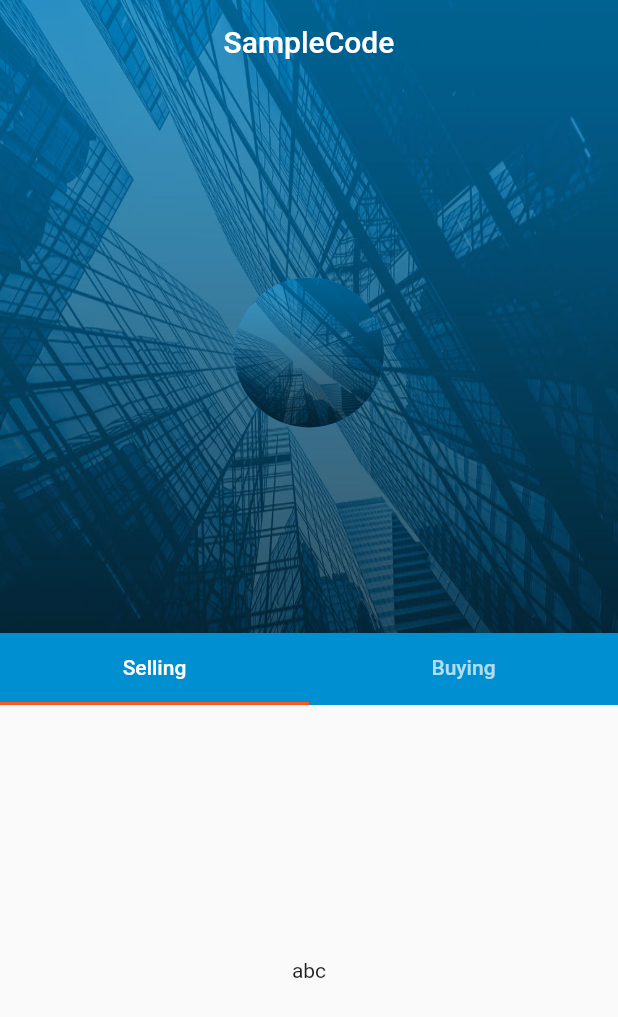
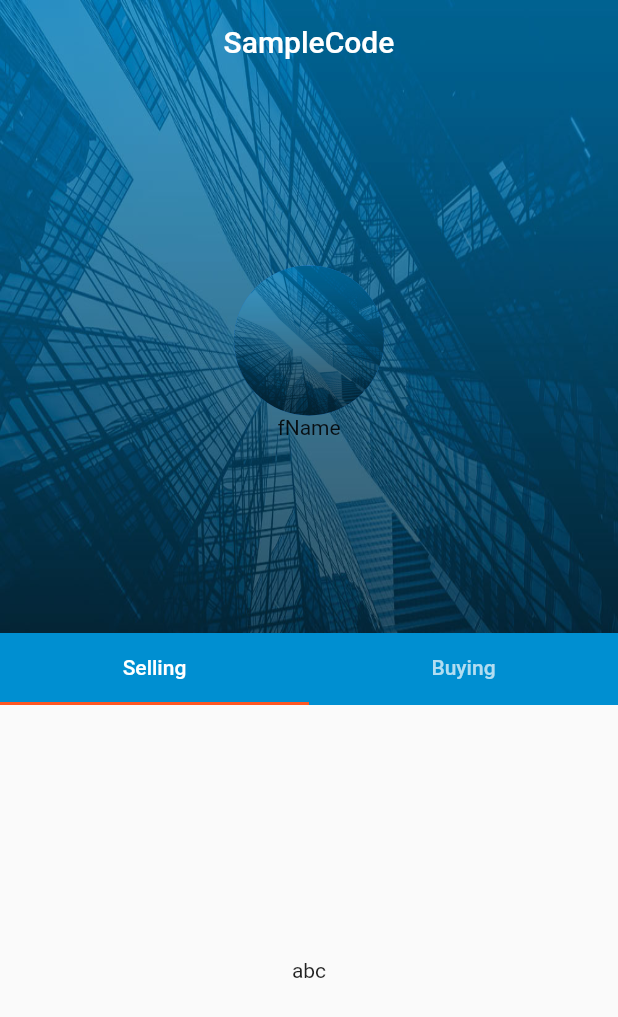
Before and after one commit to raviganwal/portfolio, a Flutter app: the screen it shows after launch, on a phone screen of 412 x 824 dp. Shown: the top 1017 px of the screen. Run offline on Flutter 3.47's test engine with Material 2 defaults, Android fonts, the phone set to English and light mode, and no system bars.

Commit message:
First Commit

```diff
--- a/lib/Lang.dart
+++ b/lib/Lang.dart
@@ -1,3 +1,4 @@
 class Lang {
   static String appBarTitle = "SampleCode";
+  static String fName = "fName";
 }
--- a/lib/Portfolio.dart
+++ b/lib/Portfolio.dart
@@ -64,6 +64,7 @@ class _PortfolioState extends State<Portfolio> {
                                     backgroundImage: AssetImage(
                                         "assets/images/background.jpg"),
                                   ),
+                                  Text(Lang.fName)
                                 ],
                               ),
                             )
```
